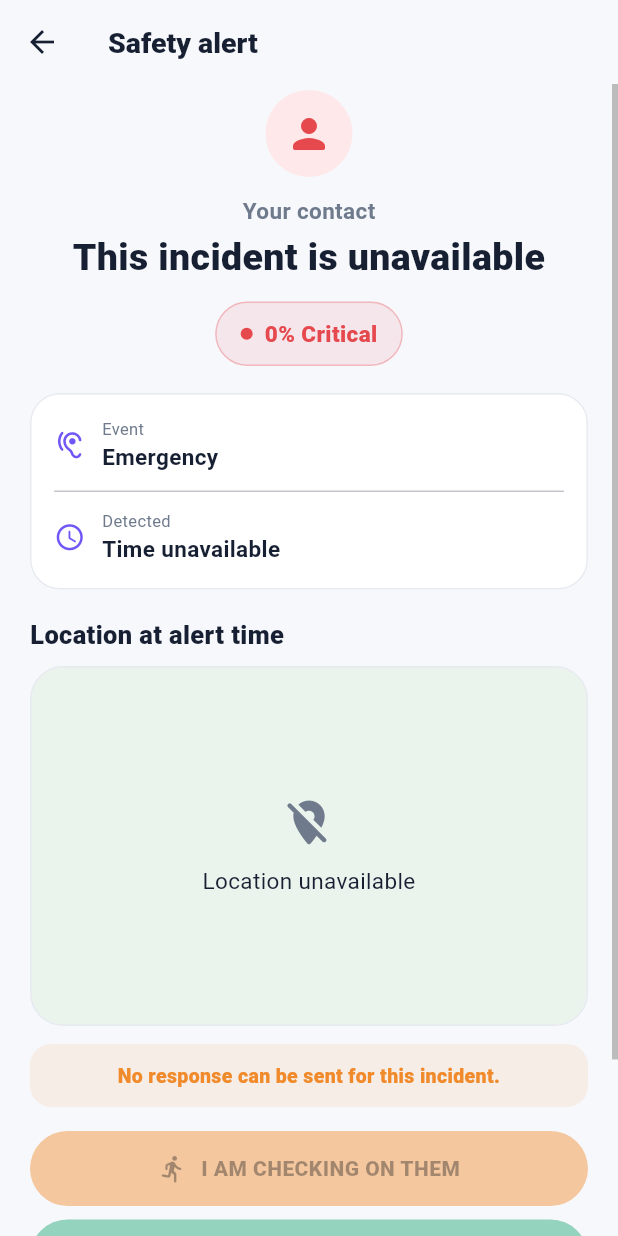
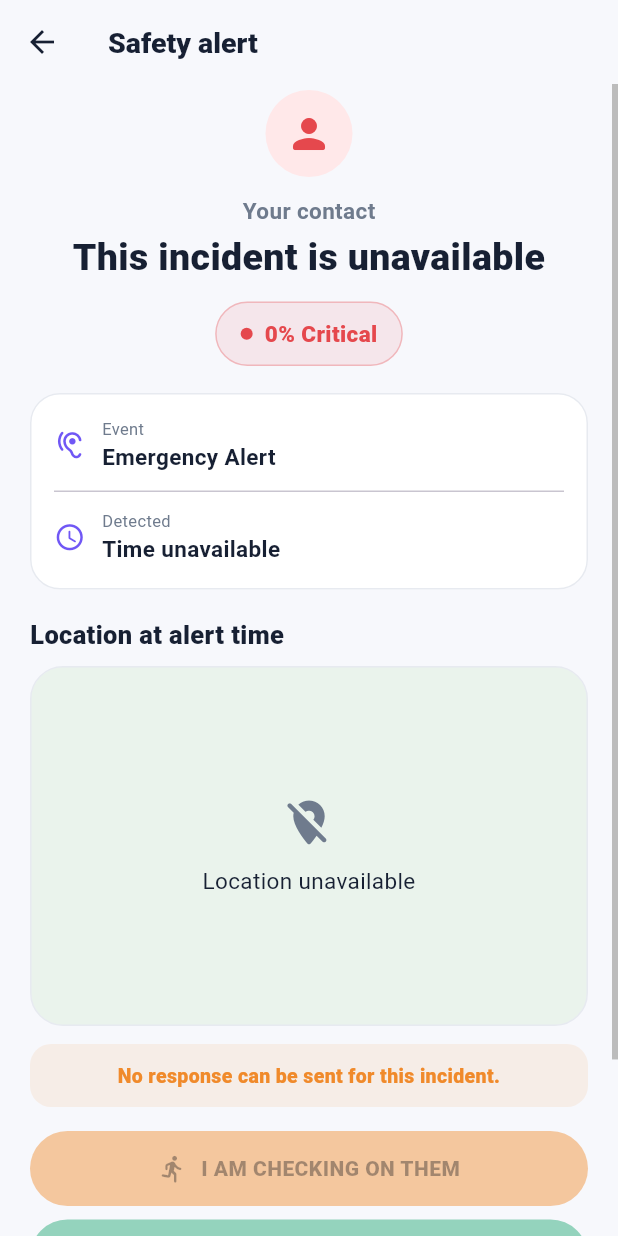
Before and after one commit to rayyanzoffice-ux/SUNO-AI, a Flutter app: the AlertReceivedScreen screen opened by its route, on a phone screen of 412 x 824 dp. Run offline on Flutter 3.47's test engine with Material 3 defaults, Android fonts, the phone set to English and light mode, and no system bars; our stand-ins replace firebase_core, firebase_messaging, flutter_local_notifications, flutter_map, geolocator, hive_flutter and 4 more; missing offline and left inert: record, tflite_flutter; accounts and stored records are empty; generated files the repository leaves out were written again.

Commit message:
l10n: localize received alert screen

```diff
--- a/lib/core/utils/time_format.dart
+++ b/lib/core/utils/time_format.dart
@@ -1,22 +1,20 @@
 import 'package:intl/intl.dart';
-
-/// Formats a [DateTime] as 12-hour clock time with an AM/PM suffix, e.g.
-/// "2:07 PM" or "11:45 AM". Shared by History and Trusted Contact View so
-/// timestamps read consistently across the app.
-String formatClock12Hour(DateTime time) {
-  final hour24 = time.hour;
-  final hour12 = hour24 % 12 == 0 ? 12 : hour24 % 12;
-  final minute = time.minute.toString().padLeft(2, '0');
-  final period = hour24 < 12 ? 'AM' : 'PM';
-  return '$hour12:$minute $period';
-}
 
 /// Locale-aware clock time, e.g. "2:07 PM" or "14:07" depending on the locale.
 /// [localeName] comes from `Localizations.localeOf(context).toLanguageTag()`.
 String formatClockLocalized(DateTime time, String localeName) =>
     DateFormat.jm(localeName).format(time);
 
-/// Locale-aware short date (e.g. "Oct 7", "7 окт."). Replaces the hard-coded
+/// Locale-aware short date (e.g. "Oct 7" in English). Replaces the hard-coded
 /// English month list in History.
 String formatMonthDayLocalized(DateTime time, String localeName) =>
     DateFormat.MMMd(localeName).format(time);
+
+/// `2026-10-07 · 2:07 PM` — an ISO-style day followed by a locale-aware clock.
+/// The day half is digits and hyphens only, so nothing there needs translating;
+/// only the clock does. Used by the received-alert detail line.
+String formatIsoDayWithClock(DateTime time, String localeName) {
+  String two(int value) => value.toString().padLeft(2, '0');
+  return '${time.year}-${two(time.month)}-${two(time.day)} · '
+      '${formatClockLocalized(time, localeName)}';
+}
--- a/lib/screens/alert_received/alert_received_screen.dart
+++ b/lib/screens/alert_received/alert_received_screen.dart
@@ -1,5 +1,7 @@
 import 'package:flutter/material.dart';
 
+import '../../core/l10n/event_type_labels.dart';
+import '../../core/l10n/l10n.dart';
 import '../../core/theme/app_theme.dart';
 import '../../core/utils/time_format.dart';
 import '../../models/detection_result.dart';
@@ -27,9 +29,12 @@ class _AlertReceivedScreenState extends State<AlertReceivedScreen> {
   final ScrollController _scrollController = ScrollController();
   Incident? get _incident =>
       SunoRuntimeService.instance.incidentById(_incidentId);
-  String get _status => _incident == null
-      ? 'No response can be sent for this incident.'
-      : _incident?.contactResponseText ?? 'Alert received — response needed';
+
+  /// A stored response keeps the responder's language; only the defaults here
+  /// follow the local reader.
+  String _statusText(AppLocalizations l10n) => _incident == null
+      ? l10n.receivedNoResponse
+      : _incident?.contactResponseText ?? l10n.receivedResponseNeeded;
   bool _responding = false;
   bool get _canRespond =>
       !_responding &&
@@ -51,8 +56,7 @@ class _AlertReceivedScreenState extends State<AlertReceivedScreen> {
   String get _eventType => widget.payload['eventType'] ?? 'Emergency';
   String get _riskScore => widget.payload['riskScore'] ?? '0';
   String get _riskLevel => widget.payload['riskLevel'] ?? 'critical';
-  String get _locationText =>
-      widget.payload['locationText'] ?? 'Location unavailable';
+  String? get _locationText => widget.payload['locationText'];
   String? get _senderToken => widget.payload['senderToken'];
 
   /// Best available name for the person in danger, or null when unknown.
@@ -85,13 +89,12 @@ class _AlertReceivedScreenState extends State<AlertReceivedScreen> {
     String message,
   ) async {
     if (!_canRespond) return;
+    final l10n = context.l10n;
     setState(() => _responding = true);
     try {
       final senderToken = _senderToken;
       if (senderToken == null || senderToken.trim().isEmpty) {
-        throw StateError(
-          'Sender token unavailable. Please contact them directly.',
-        );
+        throw StateError(l10n.receivedSenderTokenMissing);
       }
       String? myName;
       try {
@@ -102,7 +105,7 @@ class _AlertReceivedScreenState extends State<AlertReceivedScreen> {
       await SunoRuntimeService.instance.sendResponse(
         recipientToken: senderToken,
         incidentId: _incidentId,
-        responderName: myName ?? 'Your contact',
+        responderName: myName ?? l10n.receivedYourContact,
         status: statusWire,
         message: message,
       );
@@ -111,13 +114,14 @@ class _AlertReceivedScreenState extends State<AlertReceivedScreen> {
         text,
         _incidentId,
       );
-      if (saved == null) throw StateError('The incident was removed.');
+      if (saved == null) throw StateError(l10n.receivedIncidentRemoved);
       if (!mounted) return;
       setState(() {});
     } catch (e) {
       if (!mounted) return;
-      ScaffoldMessenger.of(context)
-          .showSnackBar(SnackBar(content: Text('Response failed: $e')));
+      ScaffoldMessenger.of(context).showSnackBar(
+        SnackBar(content: Text(l10n.receivedResponseFailed('$e'))),
+      );
     } finally {
       if (mounted) setState(() => _responding = false);
     }
@@ -135,10 +139,12 @@ class _AlertReceivedScreenState extends State<AlertReceivedScreen> {
 
   @override
   Widget build(BuildContext context) {
+    final l10n = context.l10n;
+    final localeName = Localizations.localeOf(context).toLanguageTag();
     final time = _detectedAt?.toLocal();
     final displayTime = time == null
-        ? 'Time unavailable'
-        : '${time.year}-${time.month.toString().padLeft(2, '0')}-${time.day.toString().padLeft(2, '0')} · ${formatClock12Hour(time)}';
+        ? l10n.receivedTimeUnavailable
+        : formatIsoDayWithClock(time, localeName);
     final score = int.tryParse(_riskScore) ?? 0;
     final level = RiskLevel.values.firstWhere(
       (l) => l.wireValue == _riskLevel,
@@ -146,7 +152,7 @@ class _AlertReceivedScreenState extends State<AlertReceivedScreen> {
     );
 
     return Scaffold(
-      appBar: AppBar(title: const Text('Safety alert')),
+      appBar: AppBar(title: Text(l10n.receivedTitle)),
       body: SafeArea(
         child: Scrollbar(
           controller: _scrollController,
@@ -169,10 +175,10 @@ class _AlertReceivedScreenState extends State<AlertReceivedScreen> {
                   ),
                 ),
                 const SizedBox(height: 12),
-                const Center(
+                Center(
                   child: Text(
-                    'Your contact',
-                    style: TextStyle(
+                    l10n.receivedYourContact,
+                    style: const TextStyle(
                       color: AppColors.textMuted,
                       fontWeight: FontWeight.w700,
                     ),
@@ -182,10 +188,12 @@ class _AlertReceivedScreenState extends State<AlertReceivedScreen> {
                 Center(
                   child: Text(
                     _incident == null
-                        ? 'This incident is unavailable'
+                        ? l10n.receivedIncidentUnavailable
                         : _incident!.status == IncidentStatus.resolved
-                        ? 'Incident resolved'
-                        : '${_senderName ?? 'Your contact'} may be in danger',
+                        ? l10n.receivedIncidentResolved
+                        : l10n.receivedMayBeInDanger(
+                            _senderName ?? l10n.receivedYourContact,
+                          ),
                     textAlign: TextAlign.center,
                     style: const TextStyle(
                       color: AppColors.text,
@@ -207,28 +215,39 @@ class _AlertReceivedScreenState extends State<AlertReceivedScreen> {
                     ),
                     child: Column(
                       children: [
-                        _line(Icons.hearing_rounded, 'Event', _eventType),
+                        _line(
+                          Icons.hearing_rounded,
+                          l10n.receivedEventLabel,
+                          localizedEventType(l10n, _eventType),
+                        ),
                         const Divider(height: 1),
-                        _line(Icons.schedule_rounded, 'Detected', displayTime),
+                        _line(
+                          Icons.schedule_rounded,
+                          l10n.receivedDetectedLabel,
+                          displayTime,
+                        ),
                       ],
                     ),
                   ),
                 ),
                 const SizedBox(height: 18),
                 if (widget.payload['isSimulated'] == 'true')
-                  const Padding(
-                    padding: EdgeInsets.only(bottom: 12),
-                    child: Text('DEMO ALERT — the danger was simulated.'),
+                  Padding(
+                    padding: const EdgeInsets.only(bottom: 12),
+                    child: Text(l10n.receivedDemoNotice),
                   ),
-                const Text(
-                  'Location at alert time',
-                  style: TextStyle(fontSize: 17, fontWeight: FontWeight.w800),
+                Text(
+                  l10n.receivedLocationHeading,
+                  style: const TextStyle(
+                    fontSize: 17,
+                    fontWeight: FontWeight.w800,
+                  ),
                 ),
                 const SizedBox(height: 9),
                 MapPreviewCard(
                   latitude: _latitude,
                   longitude: _longitude,
-                  locationText: _locationText,
+                  locationText: _locationText ?? l10n.commonLocationUnavailable,
                 ),
                 const SizedBox(height: 12),
                 Container(
@@ -239,7 +258,7 @@ class _AlertReceivedScreenState extends State<AlertReceivedScreen> {
                     borderRadius: BorderRadius.circular(14),
                   ),
                   child: Text(
-                    _status,
+                    _statusText(l10n),
                     textAlign: TextAlign.center,
                     style: const TextStyle(
                       color: AppColors.warning,
@@ -250,30 +269,30 @@ class _AlertReceivedScreenState extends State<AlertReceivedScreen> {
                 ),
                 const SizedBox(height: 16),
                 PrimaryActionButton(
-                  label: 'I AM CHECKING ON THEM',
+                  label: l10n.receivedButtonChecking,
                   color: AppColors.warning,
                   icon: Icons.directions_run_rounded,
                   onPressed: !_canRespond
                       ? null
                       : () => _respond(
                           IncidentStatus.contactChecking,
-                          'Contact checking — help is on the way',
+                          l10n.receivedStatusChecking,
                           'contactChecking',
-                          'I am checking on them',
+                          l10n.receivedMessageChecking,
                         ),
                 ),
                 const SizedBox(height: 9),
                 PrimaryActionButton(
-                  label: 'THEY ARE SAFE',
+                  label: l10n.receivedButtonSafe,
                   color: AppColors.safe,
                   icon: Icons.check_circle_outline_rounded,
                   onPressed: !_canRespond
                       ? null
                       : () => _respond(
                           IncidentStatus.resolved,
-                          'Resolved — contact confirmed they are safe',
+                          l10n.receivedStatusResolved,
                           'resolved',
-                          'They are safe',
+                          l10n.receivedMessageSafe,
                         ),
                 ),
                 const SizedBox(height: 4),
@@ -283,11 +302,11 @@ class _AlertReceivedScreenState extends State<AlertReceivedScreen> {
                         ? null
                         : () => _respond(
                             IncidentStatus.alertTriggered,
-                            'Unable to contact — emergency remains active',
+                            l10n.receivedStatusUnable,
                             'alertTriggered',
-                            'Unable to contact',
+                            l10n.receivedMessageUnable,
                           ),
-                    child: const Text('UNABLE TO CONTACT'),
+                    child: Text(l10n.receivedButtonUnable),
                   ),
                 ),
               ],
```
Also changed, not shown: 1 other file.
